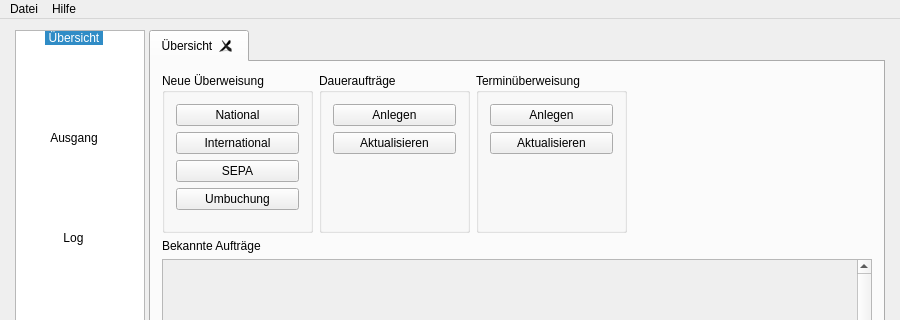
Qt form src/mainwindow.ui (schmufu/abtransfers) before a commit; both pictures show x 0 to 900 and y 0 to 320 of the 900 by 600 pixel window.
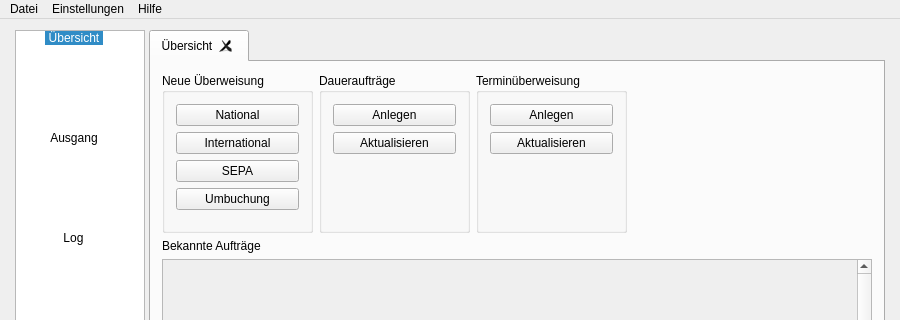
The same form after that commit. Icons and pictures are not drawn.

```diff
--- a/src/mainwindow.ui
+++ b/src/mainwindow.ui
@@ -363,7 +363,7 @@
      <x>0</x>
      <y>0</y>
      <width>900</width>
-     <height>21</height>
+     <height>19</height>
     </rect>
    </property>
    <widget class="QMenu" name="menuHelp">
@@ -385,7 +385,15 @@
     <addaction name="separator"/>
     <addaction name="actionBeenden"/>
    </widget>
+   <widget class="QMenu" name="menuEinstellungen">
+    <property name="title">
+     <string>Einstellungen</string>
+    </property>
+    <addaction name="actionEinstellungen"/>
+    <addaction name="actionAqBankingSetup"/>
+   </widget>
    <addaction name="menuDatei"/>
+   <addaction name="menuEinstellungen"/>
    <addaction name="menuHelp"/>
   </widget>
   <widget class="QStatusBar" name="statusBar"/>
```
Left out of the diff: 19 changed lines with no effect on the pictures.
